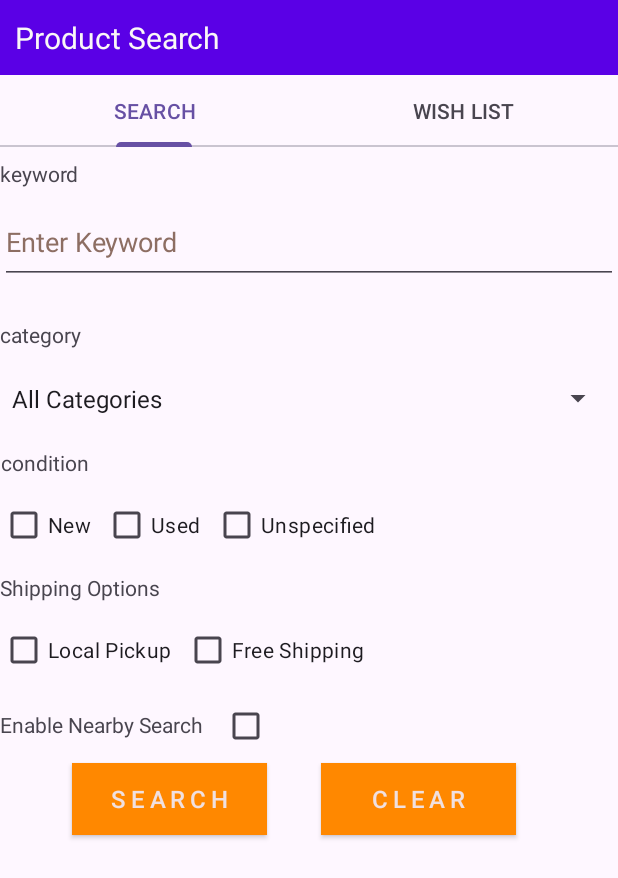
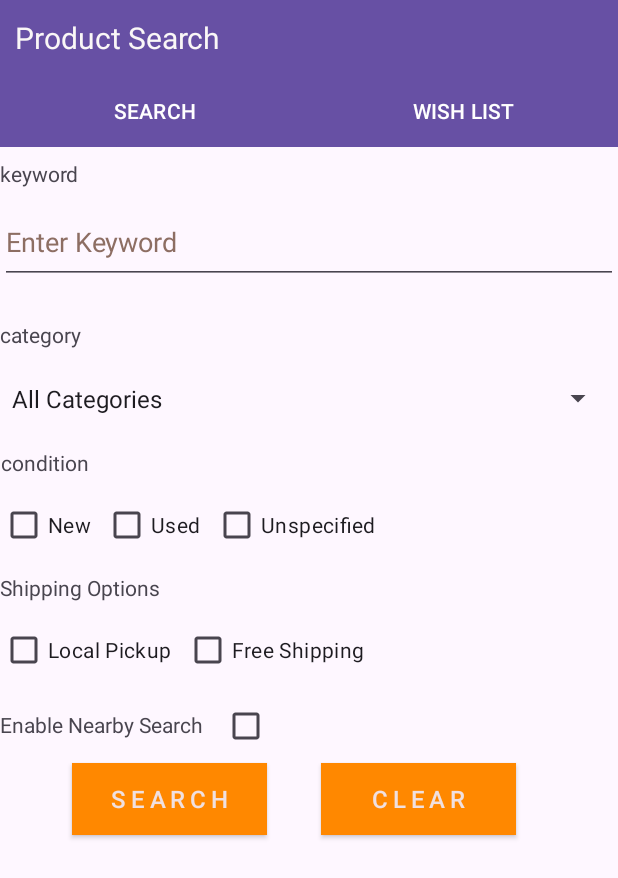
Before and after one commit to SKsaqlain/web-tech, an Android app: the screen it shows after launch (MainActivity), on a phone screen of 412 x 824 dp. Shown: the top 878 px of the screen. Run offline under Robolectric (Android 15) with nearby library versions, the light colour scheme and no system bars; our stand-ins replace Volley; libraries missing offline, so code that uses them is left out: org.slf4j; network calls fail; 6 statements that could not run were skipped.

Commit message:
fixed btn issue and added title bar color

```diff
--- a/androidui/app/src/main/res/layout/activity_main.xml
+++ b/androidui/app/src/main/res/layout/activity_main.xml
@@ -29,7 +29,7 @@
             android:id="@+id/productSearchTitle"
             android:layout_width="match_parent"
             android:layout_height="50dp"
-            android:background="#5A00E6"
+            android:background="@color/launcherBackgroundClr"
             android:gravity="center_vertical"
             android:paddingLeft="10dp"
             android:text="@string/productSearch"
@@ -43,6 +43,8 @@
             android:layout_width="match_parent"
             android:layout_height="wrap_content"
             android:layout_below="@id/productSearchTitle"
+            android:background="@color/launcherBackgroundClr"
+            app:tabTextColor="@color/white"
             app:tabGravity="fill"
             app:tabMode="fixed" />
 
--- a/androidui/app/src/main/res/values/colors.xml
+++ b/androidui/app/src/main/res/values/colors.xml
@@ -1,7 +1,9 @@
 <?xml version="1.0" encoding="utf-8"?>
 <resources>
     <color name="black">#FF000000</color>
-    <color name="launcherBackgroundClr">#4F32A2</color>
+    <color name="launcherBackgroundClr">#6750a4</color>
+    <color name="titleBarColor">#303f9f</color>
+
     <color name="white">#FFFFFFFF</color>
     <color name="searchBtnClr">#7C220E</color>
     <color name="clearBtnClr">#7C220E</color>
--- a/androidui/app/src/main/res/values/themes.xml
+++ b/androidui/app/src/main/res/values/themes.xml
@@ -4,6 +4,7 @@
         <!-- Customize your light theme here. -->
         <!-- <item name="colorPrimary">@color/my_light_primary</item> -->
         <item name="backgroundColor">@color/white</item>
+        <item name="android:statusBarColor">@color/titleBarColor</item>
     </style>
 
     <style name="Theme.Androidui" parent="Base.Theme.Androidui" />
```
